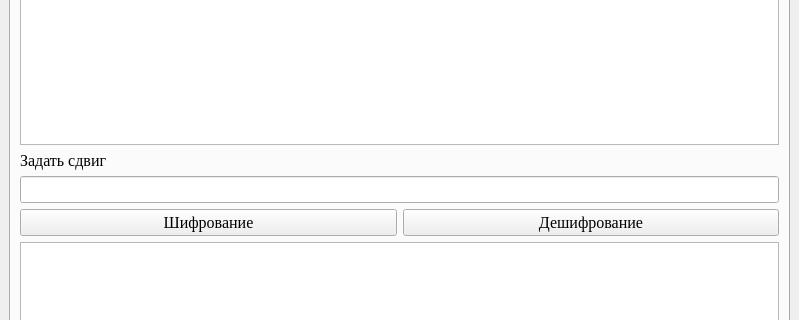
This is mainwindow.ui in NikitaVirachev/test-task as Qt 5 draws it before an edit; both pictures show x 0 to 799 and y 112 to 432 of the 799 by 576 pixel window. The edited form follows.
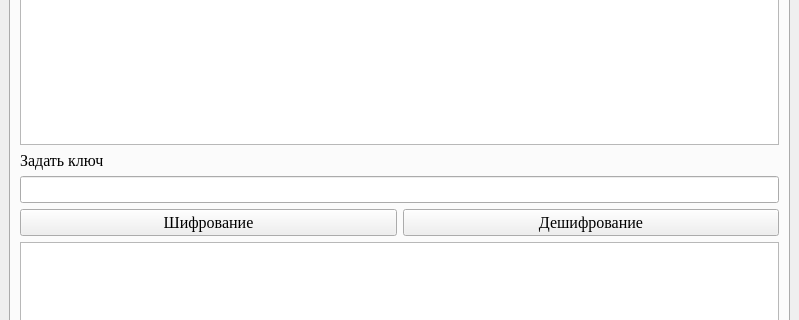
This is the edited form.

Commit message: feat: implement writing to file

Patch:
```diff
--- a/mainwindow.ui
+++ b/mainwindow.ui
@@ -78,7 +78,7 @@
                  </font>
                 </property>
                 <property name="text">
-                 <string>Задать сдвиг</string>
+                 <string>Задать ключ</string>
                 </property>
                </widget>
               </item>
```
The commit also changes 2 other files.
